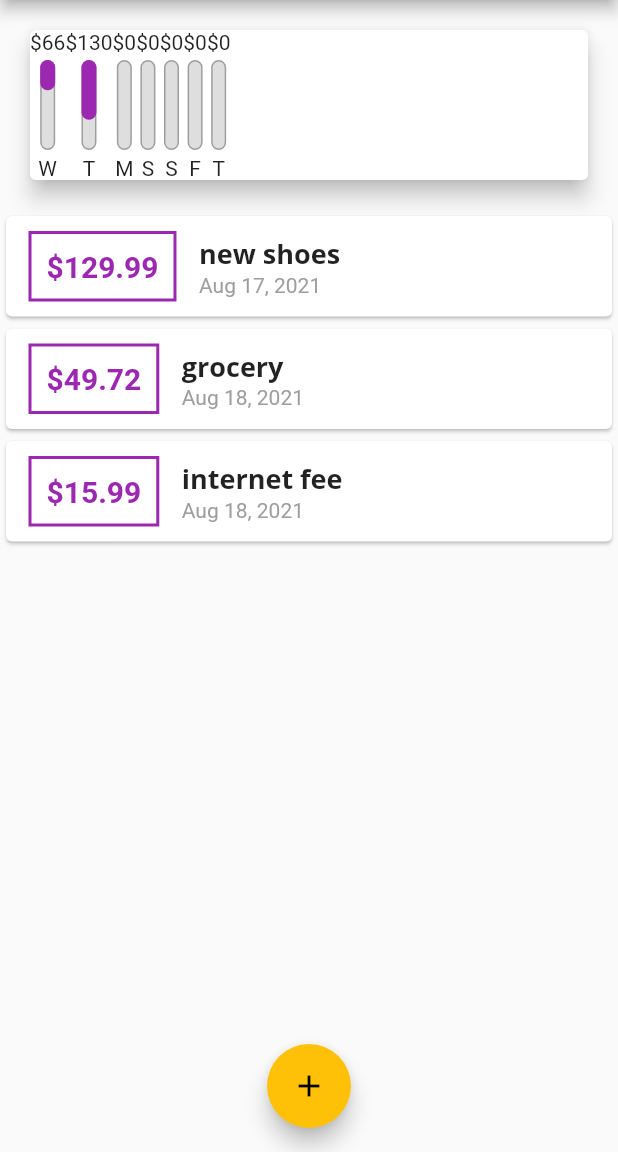
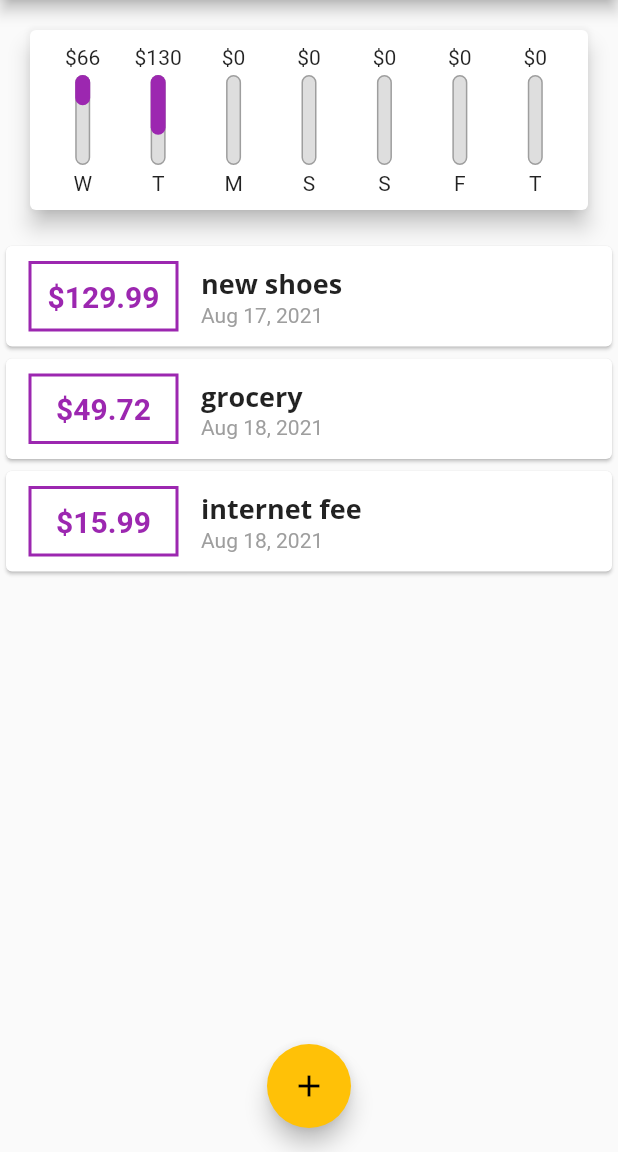
Before and after one commit to Bouchemel-Nasreddine/peronal_expenses_tracker, a Flutter app: the screen it shows after launch, on a phone screen of 412 x 824 dp, the part 84-1236 px from its top. Run offline on Flutter 3.47's test engine with Material 2 defaults, Android fonts, the phone set to English and light mode, and no system bars.

Commit message:
general design retouching

```diff
--- a/lib/widgets/chart.dart
+++ b/lib/widgets/chart.dart
@@ -1,3 +1,4 @@
+import 'package:flutter/cupertino.dart';
 import 'package:flutter/material.dart';
 import 'package:intl/intl.dart';
 import 'package:peronal_expenses_tracker/models/transaction.dart';
@@ -14,14 +15,21 @@ class Chart extends StatelessWidget {
     return Card(
       elevation: 6,
       margin: EdgeInsets.all(20),
+      child: Padding(
+        padding: EdgeInsets.all(10),
         child: Row(
+          mainAxisAlignment: MainAxisAlignment.spaceAround,
           children: groupedTransactionsValues.map((data) {
-          return ChartBar(
+            return Flexible(
+              fit: FlexFit.tight,
+              child: ChartBar(
                 (data['day'] as String),
                 (data['amount'] as double),
                 totalsSpending == 0.0 ? 0.0 : (data['amount'] as double) / totalsSpending,
+              ),
             );
           }).toList(),
+        ),
       ),
     );
   }
--- a/lib/widgets/chart_bar.dart
+++ b/lib/widgets/chart_bar.dart
@@ -11,7 +11,9 @@ class ChartBar extends StatelessWidget {
   Widget build(BuildContext context) {
     return Column(
       children: [
-        Text('\$${spendingAmount.toStringAsFixed(0)}'),
+        FittedBox(
+          child: Text('\$${spendingAmount.toStringAsFixed(0)}'),
+        ),
         SizedBox(
           height: 4,
         ),
@@ -28,7 +30,6 @@ class ChartBar extends StatelessWidget {
                 ),
               ),
               FractionallySizedBox(
-                alignment: AlignmentDirectional.bottomCenter,
                 heightFactor: spendingPctOfTotal,
                 child: Container(
                   decoration: BoxDecoration(
--- a/lib/widgets/transaction_list.dart
+++ b/lib/widgets/transaction_list.dart
@@ -35,7 +35,9 @@ class TransactionList extends StatelessWidget {
                 return Card(
                   child: Row(
                     children: <Widget>[
-                      Container(
+                      SizedBox(
+                        width: 130,
+                        child: Container(
                           margin: EdgeInsets.symmetric(
                             vertical: 10,
                             horizontal: 15,
@@ -45,13 +47,18 @@ class TransactionList extends StatelessWidget {
                             border: Border.all(
                               color: Theme.of(context).primaryColor,
                               width: 2,
-                        )),
+                            ),
+                          ),
+                          child: Center(
                             child: Text(
                               '\$${transactions[index].amount.toStringAsFixed(2)}',
+                              textAlign: TextAlign.center,
                               style: TextStyle(
                                 fontWeight: FontWeight.bold,
                                 fontSize: 20,
                                 color: Colors.purple,
+                              ),
+                            ),
                           ),
                         ),
                       ),
```
Lines whose indentation alone changed are shown as unchanged.
